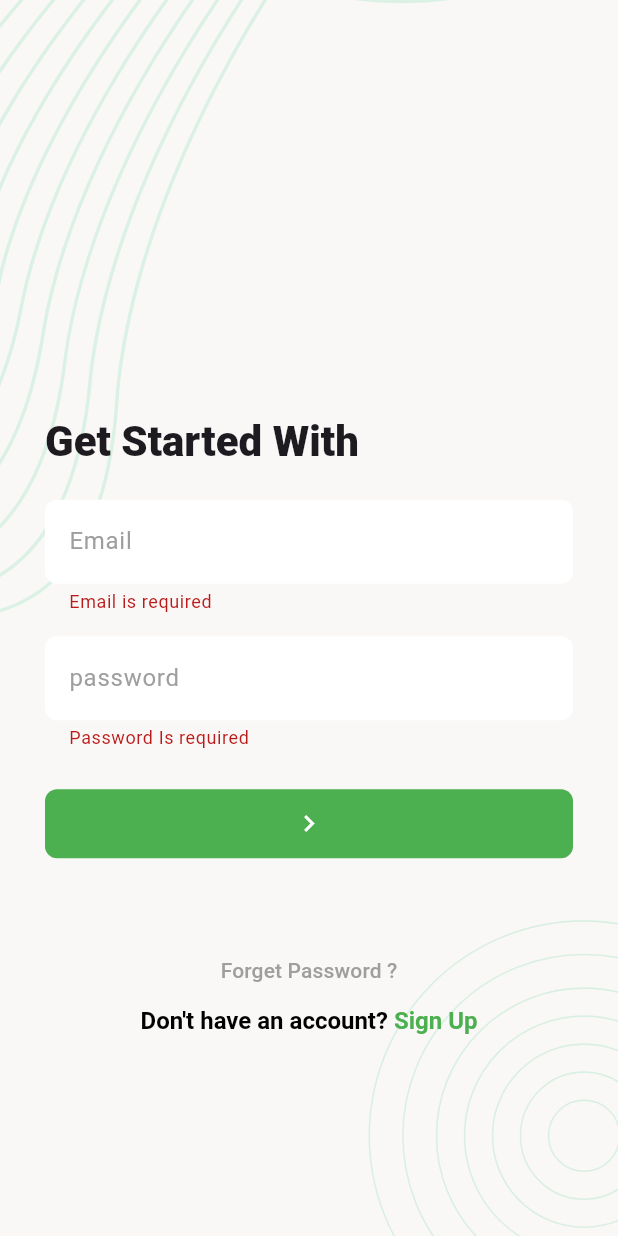
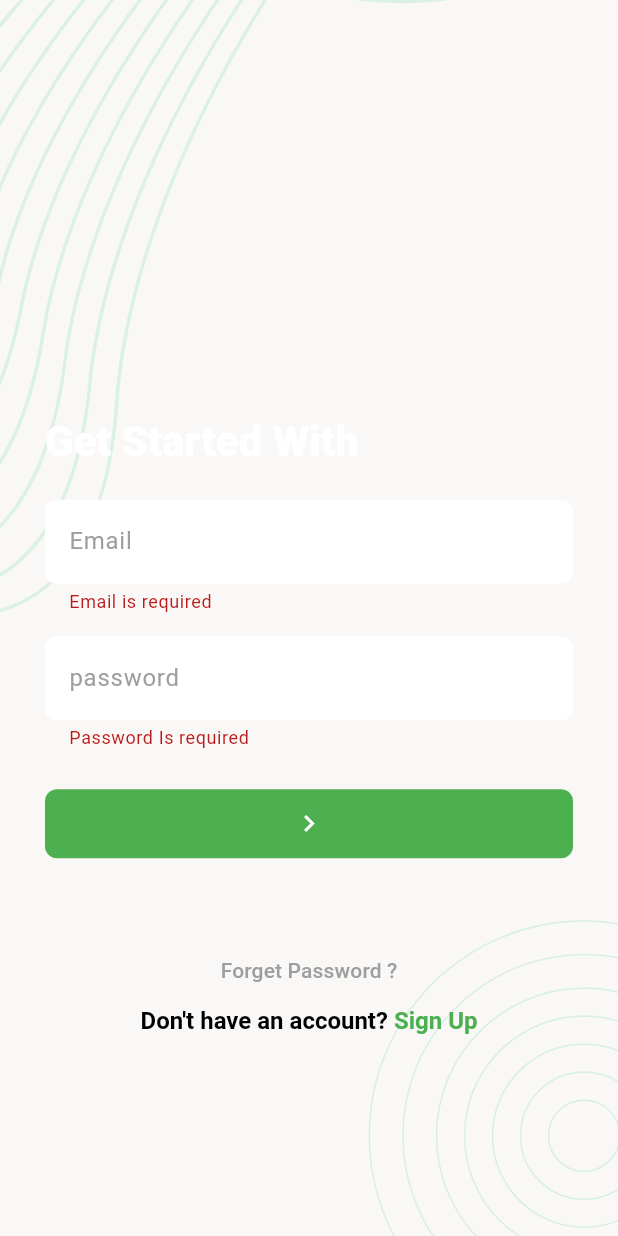
Before and after one commit to pallab56/OstadCourseClassTodo, a Flutter app: the screen it shows after launch, after a tap on the "navigate next" icon, on a phone screen of 412 x 824 dp. Run offline on Flutter 3.47's test engine with Material 3 defaults, Android fonts, the phone set to English and light mode, and no system bars; our stand-ins replace flutter_svg, shared_preferences; accounts and stored records are empty; network calls fail.

Commit message:
new task Ui chnaged

```diff
--- a/lib/main.dart
+++ b/lib/main.dart
@@ -12,23 +12,22 @@ class MyApp extends StatelessWidget {
   @override
   Widget build(BuildContext context) {
     return MaterialApp(
-
       title: 'Flutter Demo',
-      theme: ThemeData(
-        colorScheme: .fromSeed(seedColor: Colors.deepPurple),
-
-        textTheme: TextTheme(
-          titleLarge: TextStyle(
-            fontSize: 28,
-            fontWeight: FontWeight.w800,
-          ),
-        ),
+      darkTheme: ThemeData.dark(useMaterial3: true).copyWith(
+        scaffoldBackgroundColor: Colors.transparent,
+        textTheme:
+            TextTheme(
+              titleLarge: TextStyle(fontSize: 28, fontWeight: FontWeight.w800),
+            ).apply(
+              bodyColor:
+                  Colors.white, // Applies to body, titles, headlines, etc.
+              displayColor:
+                  Colors.white, // Applies to ultra-large display texts
+            ),
         inputDecorationTheme: InputDecorationTheme(
           fillColor: Colors.white,
           filled: true,
-          hintStyle: TextStyle(
-            color: Colors.grey,
-          ),
+          hintStyle: TextStyle(color: Colors.grey),
           enabledBorder: OutlineInputBorder(
             borderSide: BorderSide.none,
             borderRadius: BorderRadius.circular(8),
@@ -36,7 +35,7 @@ class MyApp extends StatelessWidget {
           border: OutlineInputBorder(
             borderSide: BorderSide.none,
             borderRadius: BorderRadius.circular(8),
-          )
+          ),
         ),
         filledButtonTheme: FilledButtonThemeData(
           style: FilledButton.styleFrom(
@@ -45,9 +44,48 @@ class MyApp extends StatelessWidget {
             padding: EdgeInsets.symmetric(vertical: 12),
             shape: RoundedRectangleBorder(
               borderRadius: BorderRadius.circular(8),
-            )
-          )
-        )
+            ),
+          ),
+        ),
+      ),
+      theme: ThemeData(
+
+        colorScheme: .fromSeed(seedColor: Colors.green,).copyWith(
+
+        ),
+
+        textTheme:
+            TextTheme(
+              titleLarge: TextStyle(fontSize: 28, fontWeight: FontWeight.w800),
+            ).apply(
+              bodyColor:
+                  Colors.white, // Applies to body, titles, headlines, etc.
+              displayColor:
+                  Colors.white, // Applies to ultra-large display texts
+            ),
+        inputDecorationTheme: InputDecorationTheme(
+          fillColor: Colors.white,
+          filled: true,
+          hintStyle: TextStyle(color: Colors.grey),
+          enabledBorder: OutlineInputBorder(
+            borderSide: BorderSide.none,
+            borderRadius: BorderRadius.circular(8),
+          ),
+          border: OutlineInputBorder(
+            borderSide: BorderSide.none,
+            borderRadius: BorderRadius.circular(8),
+          ),
+        ),
+        filledButtonTheme: FilledButtonThemeData(
+          style: FilledButton.styleFrom(
+            backgroundColor: Colors.green,
+            fixedSize: Size.fromWidth(double.maxFinite),
+            padding: EdgeInsets.symmetric(vertical: 12),
+            shape: RoundedRectangleBorder(
+              borderRadius: BorderRadius.circular(8),
+            ),
+          ),
+        ),
       ),
       home: SplashScreen(),
     );
--- a/lib/screens/cancel_task_screen.dart
+++ b/lib/screens/cancel_task_screen.dart
@@ -2,6 +2,7 @@ import 'package:classtodoapp/models/api_response.dart';
 import 'package:classtodoapp/models/task_model.dart';
 import 'package:classtodoapp/service/api_caller.dart';
 import 'package:classtodoapp/utils/app_url.dart';
+import 'package:classtodoapp/utils/const.dart';
 import 'package:classtodoapp/widgets/task_card.dart';
 import 'package:flutter/material.dart';
 
@@ -56,7 +57,11 @@ class _CancelTaskScreenState extends State<CancelTaskScreen> {
               child: ListView.builder(
                 itemCount: taskList.length,
                 itemBuilder: (context, index) {
+                  final Color taskCardColor = APpConst.getAvatarColor(
+                    taskList[index].title.toString(),
+                  );
                   return TaskCard(
+                    taskCardColor: taskCardColor,
                     taskmodel: taskList[index],
                     cardColor: Colors.red,
                     refreshParent: () {
--- a/lib/screens/complete_task_screen.dart
+++ b/lib/screens/complete_task_screen.dart
@@ -2,6 +2,7 @@ import 'package:classtodoapp/models/api_response.dart';
 import 'package:classtodoapp/models/task_model.dart';
 import 'package:classtodoapp/service/api_caller.dart';
 import 'package:classtodoapp/utils/app_url.dart';
+import 'package:classtodoapp/utils/const.dart';
 import 'package:classtodoapp/widgets/task_card.dart';
 import 'package:flutter/material.dart';
 
@@ -56,7 +57,11 @@ class _CompleteTaskScreenState extends State<CompleteTaskScreen> {
               child: ListView.builder(
                 itemCount: taskList.length,
                 itemBuilder: (context, index) {
+                  final Color taskCardColor = APpConst.getAvatarColor(
+                    taskList[index].title.toString(),
+                  );
                   return TaskCard(
+                    taskCardColor: taskCardColor,
                     taskmodel: taskList[index],
                     cardColor: Colors.green,
                     refreshParent: () {
--- a/lib/screens/main_nav_screen.dart
+++ b/lib/screens/main_nav_screen.dart
@@ -25,6 +25,7 @@ class _MainNavScreenState extends State<MainNavScreen> {
   @override
   Widget build(BuildContext context) {
     return Scaffold(
+
       appBar: MainAppBar(),
 
       body: screens[selectedIndex],
--- a/lib/screens/splash_screen.dart
+++ b/lib/screens/splash_screen.dart
@@ -37,8 +37,21 @@ class _SplashScreenState extends State<SplashScreen> {
   Widget build(BuildContext context) {
     return Scaffold(
       body: ScreenBackground(
-        child: Center(
-          child: Image.asset(AssetPath.logoImagePath, width: 300, height: 300),
+        child: Stack(
+
+          children: [
+            Center(child: Image.asset(AssetPath.splashLogoImagePath, width: 300, )),
+            Align(
+              alignment: AlignmentGeometry.bottomCenter,
+
+
+               child:  Padding(
+                 padding: const EdgeInsets.only(bottom: 60.0),
+                 child: Text("Todo APP",textAlign: TextAlign.center, style: TextStyle(color: const Color.fromARGB(255, 45, 24, 94), fontSize: 36,fontWeight: FontWeight.w500),),
+               ),
+
+            ),
+          ],
         ),
       ),
     );
--- a/lib/utils/asset_path.dart
+++ b/lib/utils/asset_path.dart
@@ -2,4 +2,5 @@ class AssetPath {
   static String imagePath = 'assets';
   static String backgroundImgPath = '$imagePath/background.svg';
   static String logoImagePath = '$imagePath/logo.png';
+  static String splashLogoImagePath = '$imagePath/splash_logo.png';
 }
--- a/lib/utils/const.dart
+++ b/lib/utils/const.dart
@@ -7,7 +7,7 @@ class APpConst {
       Colors.purple,
       Colors.teal,
       Colors.orange,
-      Colors.pink,
+      Colors.pink.shade300,
       Colors.green,
       Colors.indigo,
     ];
--- a/lib/widgets/main_app_bar.dart
+++ b/lib/widgets/main_app_bar.dart
@@ -11,7 +11,8 @@ class MainAppBar extends StatelessWidget implements PreferredSize {
   @override
   Widget build(BuildContext context) {
     return AppBar(
-      backgroundColor: Colors.green,
+      elevation: 0,
+      backgroundColor: Colors.grey,
       title: InkWell(
         onTap: () {
           Navigator.push(
```
Also changed, not shown: lib/screens/new_task_screen.dart (+77 -17 lines), lib/screens/progress_task_screen.dart (+6 -1 lines), lib/screens/update_profile_screen.dart (+18 -14 lines), lib/widgets/task_card.dart (+9 -10 lines), lib/widgets/task_card_count.dart (+7 -5 lines), assets/splash_logo.png (added).
